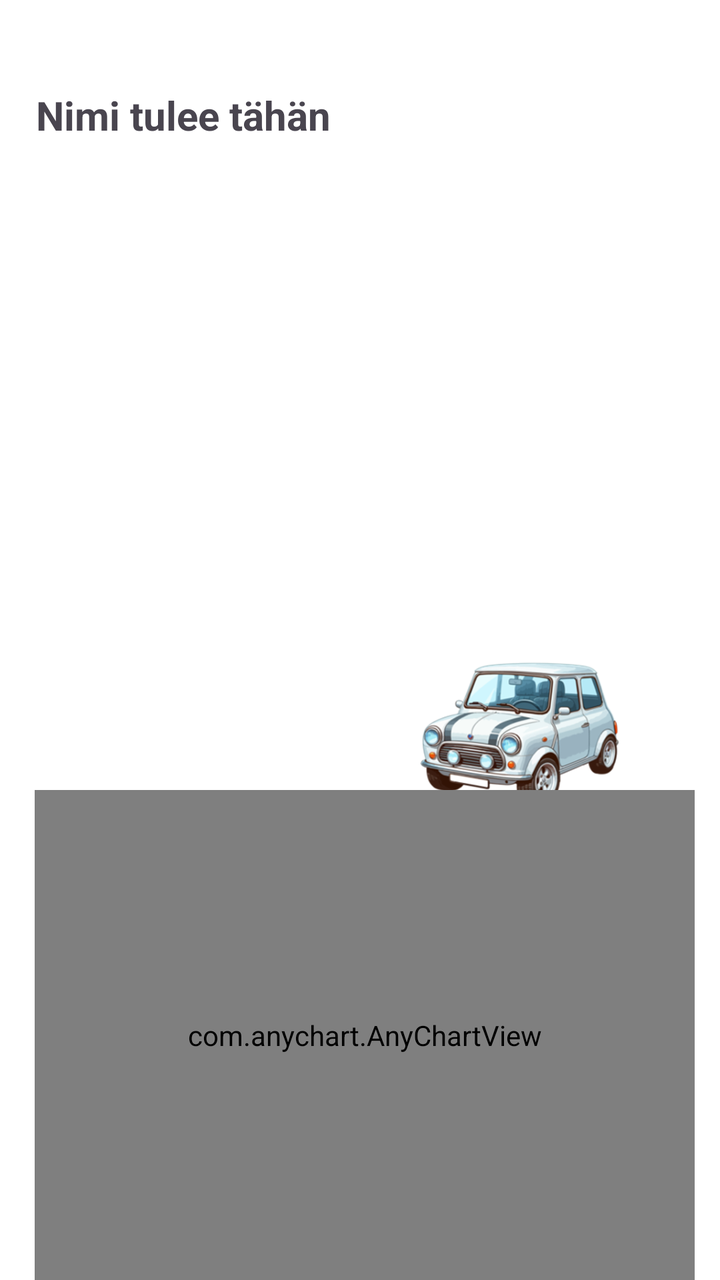
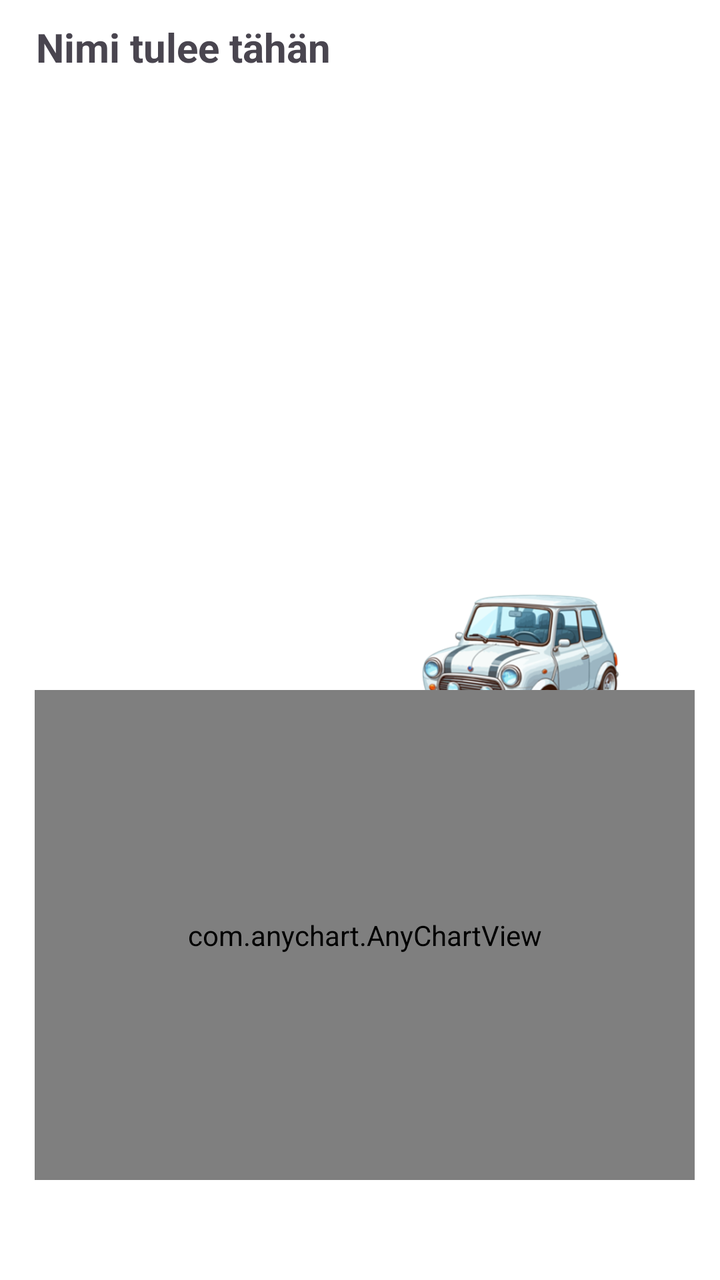

An Android layout rendered at two revisions. The XML below is the earlier revision; the diff shows what the commit changed to produce the second picture.
<!-- AndroidManifest.xml: application theme Theme.OO_Ohjelmointi_Projekti -->
<!-- res/layout/fragment_city_info.xml -->
<?xml version="1.0" encoding="utf-8"?>
<androidx.constraintlayout.widget.ConstraintLayout xmlns:android="http://schemas.android.com/apk/res/android"
    xmlns:app="http://schemas.android.com/apk/res-auto"
    xmlns:tools="http://schemas.android.com/tools"
    android:layout_width="match_parent"
    android:layout_height="match_parent"
    android:background="#FFFFFF"
    tools:context=".fragments.CityInfoFragment">

    <TextView
        android:id="@+id/TemperatureText"
        android:layout_width="318dp"
        android:layout_height="23dp"
        android:layout_marginTop="8dp"
        app:layout_constraintEnd_toEndOf="parent"
        app:layout_constraintHorizontal_bias="0.505"
        app:layout_constraintStart_toStartOf="parent"
        app:layout_constraintTop_toBottomOf="@+id/EmploymentSelfSufficiencyText" />

    <TextView
        android:id="@+id/WeatherDescriptionText"
        android:layout_width="173dp"
        android:layout_height="60dp"
        android:layout_marginTop="8dp"
        app:layout_constraintEnd_toEndOf="parent"
        app:layout_constraintHorizontal_bias="0.197"
        app:layout_constraintStart_toStartOf="parent"
        app:layout_constraintTop_toBottomOf="@+id/TemperatureText" />

    <TextView
        android:id="@+id/CarAmountText"
        android:layout_width="167dp"
        android:layout_height="34dp"
        android:layout_marginTop="8dp"
        app:layout_constraintEnd_toEndOf="parent"
        app:layout_constraintHorizontal_bias="0.192"
        app:layout_constraintStart_toStartOf="parent"
        app:layout_constraintTop_toBottomOf="@+id/WeatherDescriptionText" />

    <TextView
        android:id="@+id/EmploymentSelfSufficiencyText"
        android:layout_width="318dp"
        android:layout_height="23dp"
        android:layout_marginTop="8dp"
        app:layout_constraintEnd_toEndOf="parent"
        app:layout_constraintHorizontal_bias="0.505"
        app:layout_constraintStart_toStartOf="parent"
        app:layout_constraintTop_toBottomOf="@+id/EmploymentRateText" />

    <TextView
        android:id="@+id/EmploymentRateText"
        android:layout_width="318dp"
        android:layout_height="23dp"
        android:layout_marginTop="8dp"
        app:layout_constraintEnd_toEndOf="parent"
        app:layout_constraintHorizontal_bias="0.505"
        app:layout_constraintStart_toStartOf="parent"
        app:layout_constraintTop_toBottomOf="@+id/PopulationChangeText" />

    <TextView
        android:id="@+id/PopulationChangeText"
        android:layout_width="318dp"
        android:layout_height="23dp"
        android:layout_marginTop="8dp"
        app:layout_constraintEnd_toEndOf="parent"
        app:layout_constraintStart_toStartOf="parent"
        app:layout_constraintTop_toBottomOf="@+id/CityOnePopulationAmountText" />

    <TextView
        android:id="@+id/CityWikiUrlText"
        android:layout_width="318dp"
        android:layout_height="23dp"
        android:layout_marginTop="8dp"
        android:autoLink="web"
        android:linksClickable="true"
        app:layout_constraintEnd_toEndOf="parent"
        app:layout_constraintStart_toStartOf="parent"
        app:layout_constraintTop_toBottomOf="@+id/CityDescriptionText" />

    <TextView
        android:id="@+id/CityOnePopulationAmountText"
        android:layout_width="318dp"
        android:layout_height="23dp"
        android:layout_marginTop="8dp"
        app:layout_constraintEnd_toEndOf="parent"
        app:layout_constraintStart_toStartOf="parent"
        app:layout_constraintTop_toBottomOf="@+id/CityWikiUrlText" />

    <TextView
        android:id="@+id/CityDescriptionText"
        android:layout_width="318dp"
        android:layout_height="23dp"
        android:layout_marginTop="8dp"
        app:layout_constraintEnd_toEndOf="parent"
        app:layout_constraintStart_toStartOf="parent"
        app:layout_constraintTop_toBottomOf="@+id/CityOneNameText" />

    <TextView
        android:id="@+id/CityOneNameText"
        android:layout_width="324dp"
        android:layout_height="31dp"
        android:layout_marginTop="44dp"
        android:text="Nimi tulee tähän"
        android:textSize="20sp"
        android:textStyle="bold"
        app:layout_constraintEnd_toEndOf="parent"
        app:layout_constraintStart_toStartOf="parent"
        app:layout_constraintTop_toTopOf="parent" />

    <ImageView
        android:id="@+id/CarImageView"
        android:layout_width="175dp"
        android:layout_height="134dp"
        android:layout_marginTop="8dp"
        android:src="@drawable/car_tier_1"
        app:layout_constraintEnd_toEndOf="parent"
        app:layout_constraintHorizontal_bias="0.932"
        app:layout_constraintStart_toStartOf="parent"
        app:layout_constraintTop_toBottomOf="@+id/TemperatureText" />

    <com.anychart.AnyChartView
        android:id="@+id/populationChart"
        android:layout_width="330dp"
        android:layout_height="245dp"
        app:layout_constraintBottom_toBottomOf="parent"
        app:layout_constraintEnd_toEndOf="parent"
        app:layout_constraintHorizontal_bias="0.58"
        app:layout_constraintStart_toStartOf="parent"
        app:layout_constraintTop_toBottomOf="@+id/CarAmountText"
        app:layout_constraintVertical_bias="1.0" />

</androidx.constraintlayout.widget.ConstraintLayout>
<!-- resources referenced by this layout -->
<resources>
  <!-- drawable car_tier_1: png bitmap (drawable, 109384 bytes) -->
  <style name="Theme.OO_Ohjelmointi_Projekti" parent="Base.Theme.OO_Ohjelmointi_Projekti" />
  <style name="Base.Theme.OO_Ohjelmointi_Projekti" parent="Theme.Material3.DayNight.NoActionBar">
          
          
      </style>
</resources>

<!-- the commit's change to res/layout/fragment_city_info.xml (unified diff, before → after) -->
@@ -99,7 +99,7 @@
         android:id="@+id/CityOneNameText"
         android:layout_width="324dp"
         android:layout_height="31dp"
-        android:layout_marginTop="44dp"
+        android:layout_marginTop="10dp"
         android:text="Nimi tulee tähän"
         android:textSize="20sp"
         android:textStyle="bold"
@@ -122,6 +122,7 @@
         android:id="@+id/populationChart"
         android:layout_width="330dp"
         android:layout_height="245dp"
+        android:layout_marginBottom="50dp"
         app:layout_constraintBottom_toBottomOf="parent"
         app:layout_constraintEnd_toEndOf="parent"
         app:layout_constraintHorizontal_bias="0.58"
